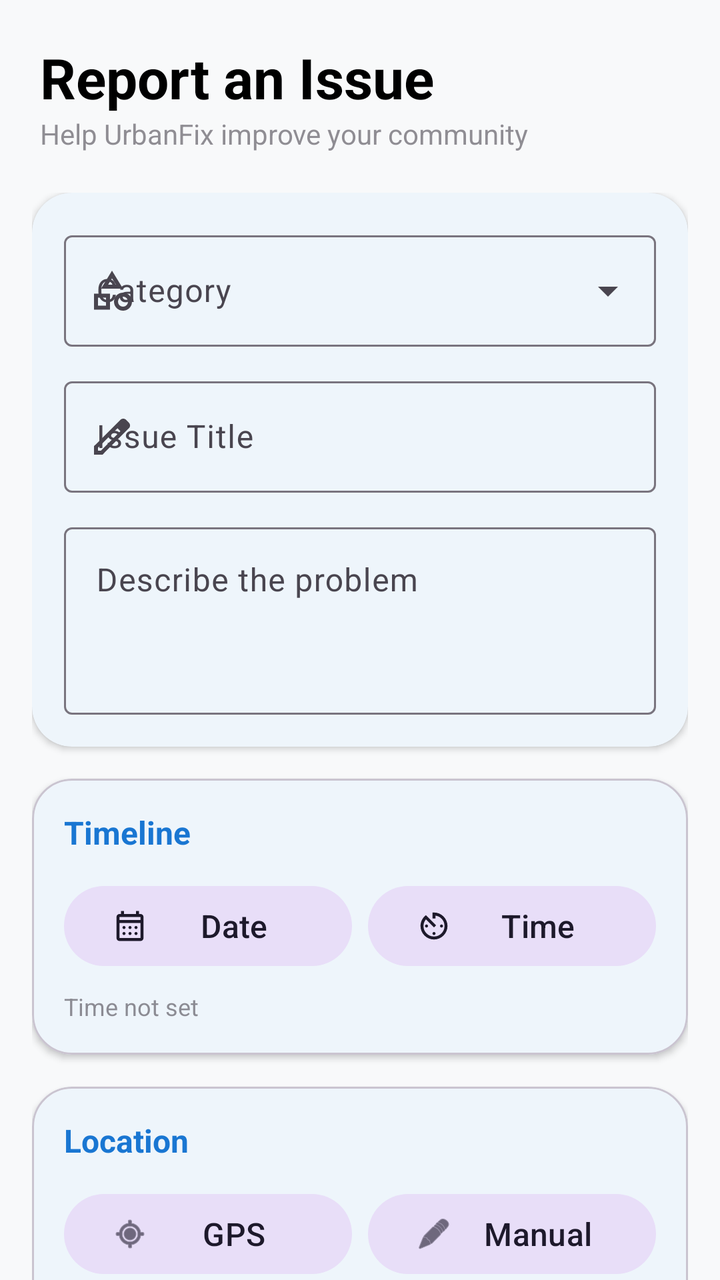
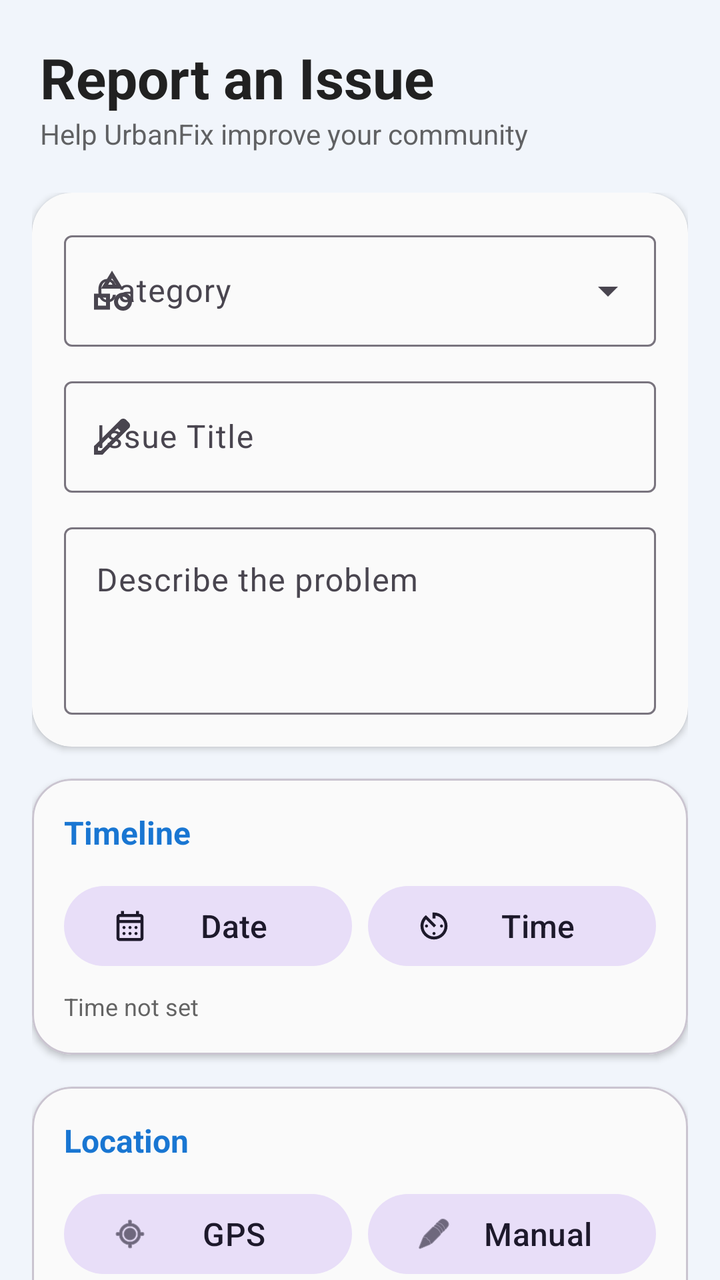

Before-and-after screenshots of an Android layout around one commit, followed by the original layout XML and the change that was made.
<!-- AndroidManifest.xml: application theme Theme.Urbanfix -->
<!-- res/layout/fragment_report.xml -->
<?xml version="1.0" encoding="utf-8"?>
<androidx.constraintlayout.widget.ConstraintLayout xmlns:android="http://schemas.android.com/apk/res/android"
    xmlns:app="http://schemas.android.com/apk/res-auto"
    xmlns:tools="http://schemas.android.com/tools"
    android:layout_width="match_parent"
    android:layout_height="match_parent"
    android:background="#F8F9FA">

    <LinearLayout
        android:id="@+id/headerLayout"
        android:layout_width="match_parent"
        android:layout_height="wrap_content"
        android:orientation="vertical"
        android:padding="20dp"
        app:layout_constraintTop_toTopOf="parent">

        <TextView
            android:layout_width="wrap_content"
            android:layout_height="wrap_content"
            android:text="Report an Issue"
            android:textColor="@color/black"
            android:textSize="28sp"
            android:textStyle="bold"
            />

        <TextView
            android:layout_width="wrap_content"
            android:layout_height="wrap_content"
            android:alpha="0.6"
            android:text="Help UrbanFix improve your community"
            android:textSize="14sp" />
    </LinearLayout>

    <ScrollView
        android:layout_width="match_parent"
        android:layout_height="0dp"
        android:fillViewport="true"
        android:scrollbars="none"
        app:layout_constraintBottom_toBottomOf="parent"
        app:layout_constraintTop_toBottomOf="@id/headerLayout">

        <LinearLayout
            android:layout_width="match_parent"
            android:layout_height="wrap_content"
            android:orientation="vertical"
            android:paddingHorizontal="16dp"
            android:paddingBottom="24dp">

            <com.google.android.material.card.MaterialCardView
                android:layout_width="match_parent"
                android:layout_height="wrap_content"
                android:layout_marginBottom="16dp"
                app:cardCornerRadius="20dp"
                app:cardElevation="2dp"
                app:strokeWidth="0dp">

                <LinearLayout
                    android:layout_width="match_parent"
                    android:layout_height="wrap_content"
                    android:orientation="vertical"
                    android:padding="16dp">

                    <com.google.android.material.textfield.TextInputLayout
                        style="@style/Widget.Material3.TextInputLayout.OutlinedBox.ExposedDropdownMenu"
                        android:layout_width="match_parent"
                        android:layout_height="wrap_content"
                        android:hint="Category"
                        app:startIconDrawable="@drawable/ic_category">

                        <AutoCompleteTextView
                            android:id="@+id/categorySpinner"
                            android:layout_width="match_parent"
                            android:layout_height="wrap_content"
                            android:inputType="none" />
                    </com.google.android.material.textfield.TextInputLayout>

                    <com.google.android.material.textfield.TextInputLayout
                        style="@style/Widget.Material3.TextInputLayout.OutlinedBox"
                        android:layout_width="match_parent"
                        android:layout_height="wrap_content"
                        android:layout_marginTop="12dp"
                        android:hint="Issue Title"
                        app:startIconDrawable="@drawable/ic_edit">

                        <com.google.android.material.textfield.TextInputEditText
                            android:id="@+id/etTitle"
                            android:layout_width="match_parent"
                            android:layout_height="wrap_content"
                            android:inputType="textCapSentences" />
                    </com.google.android.material.textfield.TextInputLayout>

                    <com.google.android.material.textfield.TextInputLayout
                        style="@style/Widget.Material3.TextInputLayout.OutlinedBox"
                        android:layout_width="match_parent"
                        android:layout_height="wrap_content"
                        android:layout_marginTop="12dp"
                        android:hint="Describe the problem">

                        <com.google.android.material.textfield.TextInputEditText
                            android:id="@+id/etDescription"
                            android:layout_width="match_parent"
                            android:layout_height="wrap_content"
                            android:gravity="top"
                            android:inputType="textMultiLine"
                            android:minLines="3" />
                    </com.google.android.material.textfield.TextInputLayout>
                </LinearLayout>
            </com.google.android.material.card.MaterialCardView>

            <com.google.android.material.card.MaterialCardView
                android:layout_width="match_parent"
                android:layout_height="wrap_content"
                android:layout_marginBottom="16dp"
                app:cardCornerRadius="20dp"
                app:cardElevation="2dp">

                <LinearLayout
                    android:layout_width="match_parent"
                    android:layout_height="wrap_content"
                    android:orientation="vertical"
                    android:padding="16dp">

                    <TextView
                        android:layout_width="wrap_content"
                        android:layout_height="wrap_content"
                        android:text="Timeline"
                        android:textStyle="bold"
                        android:textColor="?attr/colorPrimary" />

                    <LinearLayout
                        android:layout_width="match_parent"
                        android:layout_height="wrap_content"
                        android:layout_marginTop="12dp"
                        android:orientation="horizontal"
                        android:weightSum="2">

                        <com.google.android.material.button.MaterialButton
                            android:id="@+id/btnPickDate"
                            style="@style/Widget.Material3.Button.TonalButton"
                            android:layout_width="0dp"
                            android:layout_height="wrap_content"
                            android:layout_weight="1"
                            android:layout_marginEnd="4dp"
                            android:text="Date"
                            app:icon="@drawable/ic_calendar" />

                        <com.google.android.material.button.MaterialButton
                            android:id="@+id/btnPickTime"
                            style="@style/Widget.Material3.Button.TonalButton"
                            android:layout_width="0dp"
                            android:layout_height="wrap_content"
                            android:layout_weight="1"
                            android:layout_marginStart="4dp"
                            android:text="Time"
                            app:icon="@drawable/ic_timer" />
                    </LinearLayout>

                    <TextView
                        android:id="@+id/tvSelectedDateTime"
                        android:layout_width="wrap_content"
                        android:layout_height="wrap_content"
                        android:layout_marginTop="8dp"
                        android:alpha="0.6"
                        android:text="Time not set"
                        android:textSize="12sp" />
                </LinearLayout>
            </com.google.android.material.card.MaterialCardView>

            <com.google.android.material.card.MaterialCardView
                android:layout_width="match_parent"
                android:layout_height="wrap_content"
                android:layout_marginBottom="16dp"
                app:cardCornerRadius="20dp"
                app:cardElevation="2dp">

                <LinearLayout
                    android:layout_width="match_parent"
                    android:layout_height="wrap_content"
                    android:orientation="vertical"
                    android:padding="16dp">

                    <TextView
                        android:layout_width="wrap_content"
                        android:layout_height="wrap_content"
                        android:text="Location"
                        android:textStyle="bold"
                        android:textColor="?attr/colorPrimary" />

                    <LinearLayout
                        android:layout_width="match_parent"
                        android:layout_height="wrap_content"
                        android:layout_marginTop="12dp"
                        android:orientation="horizontal"
                        android:weightSum="2">

                        <com.google.android.material.button.MaterialButton
                            android:id="@+id/btnCurrentLoc"
                            style="@style/Widget.Material3.Button.TonalButton"
                            android:layout_width="0dp"
                            android:layout_height="wrap_content"
                            android:layout_weight="1"
                            android:layout_marginEnd="4dp"
                            android:text="GPS"
                            app:icon="@android:drawable/ic_menu_mylocation" />

                        <com.google.android.material.button.MaterialButton
                            android:id="@+id/btnManualLoc"
                            style="@style/Widget.Material3.Button.TonalButton"
                            android:layout_width="0dp"
                            android:layout_height="wrap_content"
                            android:layout_weight="1"
                            android:layout_marginStart="4dp"
                            android:text="Manual"
                            app:icon="@android:drawable/ic_menu_edit" />
                    </LinearLayout>

                    <TextView
                        android:id="@+id/tvSelectedLocation"
                        android:layout_width="wrap_content"
                        android:layout_height="wrap_content"
                        android:layout_marginTop="8dp"
                        android:alpha="0.6"
                        android:text="Location not set"
                        android:textSize="12sp" />
                </LinearLayout>
            </com.google.android.material.card.MaterialCardView>

            <com.google.android.material.card.MaterialCardView
                android:layout_width="match_parent"
                android:layout_height="wrap_content"
                android:layout_marginBottom="16dp"
                app:cardCornerRadius="20dp"
                app:cardElevation="2dp">

                <LinearLayout
                    android:layout_width="match_parent"
                    android:layout_height="wrap_content"
                    android:orientation="vertical"
                    android:padding="16dp">

                    <TextView
                        android:layout_width="wrap_content"
                        android:layout_height="wrap_content"
                        android:text="Evidence Photos"
                        android:textStyle="bold"
                        android:textColor="?attr/colorPrimary" />

                    <androidx.recyclerview.widget.RecyclerView
                        android:id="@+id/rvImagePreview"
                        android:layout_width="match_parent"
                        android:layout_height="wrap_content"
                        android:layout_marginTop="12dp"
                        android:orientation="horizontal"
                        app:layoutManager="androidx.recyclerview.widget.LinearLayoutManager"
                        tools:listitem="@layout/item_image" />

                    <LinearLayout
                        android:layout_width="match_parent"
                        android:layout_height="wrap_content"
                        android:layout_marginTop="12dp"
                        android:orientation="horizontal"
                        android:weightSum="2">

                        <com.google.android.material.button.MaterialButton
                            android:id="@+id/btnCamera"
                            style="@style/Widget.Material3.Button.OutlinedButton"
                            android:layout_width="0dp"
                            android:layout_height="54dp"
                            android:layout_weight="1"
                            android:layout_marginEnd="6dp"
                            android:text="Camera"
                            app:icon="@android:drawable/ic_menu_camera" />

                        <com.google.android.material.button.MaterialButton
                            android:id="@+id/btnGallery"
                            style="@style/Widget.Material3.Button.OutlinedButton"
                            android:layout_width="0dp"
                            android:layout_height="54dp"
                            android:layout_weight="1"
                            android:layout_marginStart="6dp"
                            android:text="Gallery"
                            app:icon="@android:drawable/ic_menu_gallery" />
                    </LinearLayout>
                </LinearLayout>
            </com.google.android.material.card.MaterialCardView>

            <TextView
                android:layout_width="wrap_content"
                android:layout_height="wrap_content"
                android:text="How urgent is this?"
                android:layout_marginStart="4dp"
                android:layout_marginBottom="8dp"
                android:textStyle="bold" />

            <com.google.android.material.button.MaterialButtonToggleGroup
                android:id="@+id/priorityToggle"
                android:layout_width="match_parent"
                android:layout_height="wrap_content"
                app:singleSelection="true"
                app:selectionRequired="true">

                <com.google.android.material.button.MaterialButton
                    android:id="@+id/btnLow"
                    style="@style/Widget.Material3.Button.OutlinedButton"
                    android:layout_width="0dp"
                    android:layout_height="wrap_content"
                    android:layout_weight="1"
                    android:text="Low" />

                <com.google.android.material.button.MaterialButton
                    android:id="@+id/btnMedium"
                    style="@style/Widget.Material3.Button.OutlinedButton"
                    android:layout_width="0dp"
                    android:layout_height="wrap_content"
                    android:layout_weight="1"
                    android:text="Standard" />

                <com.google.android.material.button.MaterialButton
                    android:id="@+id/btnHigh"
                    style="@style/Widget.Material3.Button.OutlinedButton"
                    android:layout_width="0dp"
                    android:layout_height="wrap_content"
                    android:layout_weight="1"
                    android:text="Urgent" />
            </com.google.android.material.button.MaterialButtonToggleGroup>

            <com.google.android.material.button.MaterialButton
                android:id="@+id/btnSubmit"
                android:layout_width="match_parent"
                android:layout_height="60dp"
                android:layout_marginTop="32dp"
                android:text="Submit Report"
                android:textStyle="bold"
                app:cornerRadius="16dp" />

        </LinearLayout>
    </ScrollView>

</androidx.constraintlayout.widget.ConstraintLayout>
<!-- res/layout/item_image.xml (included above) -->
<?xml version="1.0" encoding="utf-8"?>
<com.google.android.material.card.MaterialCardView
    xmlns:android="http://schemas.android.com/apk/res/android"
    xmlns:app="http://schemas.android.com/apk/res-auto"
    android:layout_width="100dp"
    android:layout_height="100dp"
    android:layout_margin="4dp"
    app:cardCornerRadius="8dp"
    app:cardElevation="2dp"
    app:strokeWidth="1dp"
    app:strokeColor="?attr/colorOutlineVariant">

    <FrameLayout
        android:layout_width="match_parent"
        android:layout_height="match_parent">

        <ImageView
            android:id="@+id/ivPreview"
            android:layout_width="match_parent"
            android:layout_height="match_parent"
            android:scaleType="centerCrop"
            android:src="@android:drawable/ic_menu_gallery" />

        <ImageButton
            android:id="@+id/btnRemoveImage"
            android:layout_width="24dp"
            android:layout_height="24dp"
            android:layout_gravity="top|end"
            android:layout_margin="4dp"
            android:background="@drawable/ic_cancel"
            android:backgroundTint="#B00020"
            android:contentDescription="Remove" />

    </FrameLayout>
</com.google.android.material.card.MaterialCardView>
<!-- resources referenced by this layout -->
<resources>
  <color name="black">#FF000000</color>
  <!-- drawable ic_cancel (drawable) -->
  <vector xmlns:android="http://schemas.android.com/apk/res/android" android:height="24dp" android:tint="#000000" android:viewportHeight="24" android:viewportWidth="24" android:width="24dp">
        
      <path android:fillColor="@android:color/white" android:pathData="M12,2C6.47,2 2,6.47 2,12s4.47,10 10,10 10,-4.47 10,-10S17.53,2 12,2zM17,15.59L15.59,17 12,13.41 8.41,17 7,15.59 10.59,12 7,8.41 8.41,7 12,10.59 15.59,7 17,8.41 13.41,12 17,15.59z"/>
      
  </vector>
  <!-- drawable ic_category (drawable) -->
  <vector xmlns:android="http://schemas.android.com/apk/res/android"
      android:width="24dp"
      android:height="24dp"
      android:viewportWidth="960"
      android:viewportHeight="960">
    <path
        android:pathData="m260,440 l220,-360 220,360L260,440ZM700,880q-75,0 -127.5,-52.5T520,700q0,-75 52.5,-127.5T700,520q75,0 127.5,52.5T880,700q0,75 -52.5,127.5T700,880ZM120,860v-320h320v320L120,860ZM700,800q42,0 71,-29t29,-71q0,-42 -29,-71t-71,-29q-42,0 -71,29t-29,71q0,42 29,71t71,29ZM200,780h160v-160L200,620v160ZM402,360h156l-78,-126 -78,126ZM480,360ZM360,620ZM700,700Z"
        android:fillColor="#e3e3e3"/>
  </vector>
  <!-- drawable ic_edit (drawable) -->
  <vector xmlns:android="http://schemas.android.com/apk/res/android"
      android:width="24dp"
      android:height="24dp"
      android:viewportWidth="960"
      android:viewportHeight="960">
    <path
        android:pathData="M200,760h57l391,-391 -57,-57 -391,391v57ZM120,840v-170l528,-527q12,-11 26.5,-17t30.5,-6q16,0 31,6t26,18l55,56q12,11 17.5,26t5.5,30q0,16 -5.5,30.5T817,313L290,840L120,840ZM760,256 L704,200 760,256ZM619,341 L591,312 648,369 619,341Z"
        android:fillColor="#e3e3e3"/>
  </vector>
  <!-- drawable ic_timer (drawable) -->
  <vector xmlns:android="http://schemas.android.com/apk/res/android"
      android:width="24dp"
      android:height="24dp"
      android:viewportWidth="960"
      android:viewportHeight="960">
    <path
        android:pathData="M340.5,811.5Q275,783 226,734t-77.5,-114.5Q120,554 120,480q0,-44 10,-85.5t29,-78q19,-36.5 45.5,-68T264,192l272,272 -56,56 -216,-216q-30,36 -47,80.5T200,480q0,116 82,198t198,82q116,0 198,-82t82,-198q0,-107 -68.5,-184.5T520,204v76h-80v-160h40q74,0 139.5,28.5T734,226q49,49 77.5,114.5T840,480q0,74 -28.5,139.5T734,734q-49,49 -114.5,77.5T480,840q-74,0 -139.5,-28.5ZM251.5,508.5Q240,497 240,480t11.5,-28.5Q263,440 280,440t28.5,11.5Q320,463 320,480t-11.5,28.5Q297,520 280,520t-28.5,-11.5ZM451.5,708.5Q440,697 440,680t11.5,-28.5Q463,640 480,640t28.5,11.5Q520,663 520,680t-11.5,28.5Q497,720 480,720t-28.5,-11.5ZM651.5,508.5Q640,497 640,480t11.5,-28.5Q663,440 680,440t28.5,11.5Q720,463 720,480t-11.5,28.5Q697,520 680,520t-28.5,-11.5Z"
        android:fillColor="#e3e3e3"/>
  </vector>
  <style name="Theme.Urbanfix" parent="Base.Theme.Urbanfix" />
  <style name="Base.Theme.Urbanfix" parent="Theme.Material3.DayNight.NoActionBar">
          <item name="colorPrimary">#1976D2</item>
          <item name="colorOnPrimary">#FFFFFF</item>
          <item name="colorSecondary">#42A5F5</item>
          <item name="colorOnSecondary">#FFFFFF</item>
          <item name="android:statusBarColor">#1976D2</item>
          <item name="android:windowBackground">#FFFFFF</item>
          <item name="colorSurface">#FFFFFF</item>
          <item name="colorOnSurface">#212121</item>
          <item name="colorSurfaceVariant">#F5F5F5</item>
          <item name="android:textSize">16sp</item>
      </style>
  <!-- unchanged entries left out for length: 1 -->
</resources>

<!-- the commit's change to res/layout/fragment_report.xml (unified diff, before → after) -->
@@ -4,32 +4,30 @@
     xmlns:tools="http://schemas.android.com/tools"
     android:layout_width="match_parent"
     android:layout_height="match_parent"
-    android:background="#F8F9FA">
-
-    <LinearLayout
-        android:id="@+id/headerLayout"
-        android:layout_width="match_parent"
+    android:background="?android:attr/windowBackground"> <LinearLayout
+    android:id="@+id/headerLayout"
+    android:layout_width="match_parent"
+    android:layout_height="wrap_content"
+    android:orientation="vertical"
+    android:padding="20dp"
+    app:layout_constraintTop_toTopOf="parent">
+
+    <TextView
+        android:layout_width="wrap_content"
         android:layout_height="wrap_content"
-        android:orientation="vertical"
-        android:padding="20dp"
-        app:layout_constraintTop_toTopOf="parent">
-
-        <TextView
-            android:layout_width="wrap_content"
-            android:layout_height="wrap_content"
-            android:text="Report an Issue"
-            android:textColor="@color/black"
-            android:textSize="28sp"
-            android:textStyle="bold"
-            />
-
-        <TextView
-            android:layout_width="wrap_content"
-            android:layout_height="wrap_content"
-            android:alpha="0.6"
-            android:text="Help UrbanFix improve your community"
-            android:textSize="14sp" />
-    </LinearLayout>
+        android:text="Report an Issue"
+        android:textColor="?attr/colorOnSurface"
+        android:textSize="28sp"
+        android:textStyle="bold" />
+
+    <TextView
+        android:layout_width="wrap_content"
+        android:layout_height="wrap_content"
+        android:alpha="0.7"
+        android:text="Help UrbanFix improve your community"
+        android:textColor="?attr/colorOnSurface"
+        android:textSize="14sp" />
+</LinearLayout>
 
     <ScrollView
         android:layout_width="match_parent"
@@ -50,6 +48,7 @@
                 android:layout_width="match_parent"
                 android:layout_height="wrap_content"
                 android:layout_marginBottom="16dp"
+                app:cardBackgroundColor="?attr/colorSurface"
                 app:cardCornerRadius="20dp"
                 app:cardElevation="2dp"
                 app:strokeWidth="0dp">
@@ -71,7 +70,8 @@
                             android:id="@+id/categorySpinner"
                             android:layout_width="match_parent"
                             android:layout_height="wrap_content"
-                            android:inputType="none" />
+                            android:inputType="none"
+                            android:textColor="?attr/colorOnSurface" />
                     </com.google.android.material.textfield.TextInputLayout>
 
                     <com.google.android.material.textfield.TextInputLayout
@@ -86,7 +86,8 @@
                             android:id="@+id/etTitle"
                             android:layout_width="match_parent"
                             android:layout_height="wrap_content"
-                            android:inputType="textCapSentences" />
+                            android:inputType="textCapSentences"
+                            android:textColor="?attr/colorOnSurface" />
                     </com.google.android.material.textfield.TextInputLayout>
 
                     <com.google.android.material.textfield.TextInputLayout
@@ -102,7 +103,8 @@
                             android:layout_height="wrap_content"
                             android:gravity="top"
                             android:inputType="textMultiLine"
-                            android:minLines="3" />
+                            android:minLines="3"
+                            android:textColor="?attr/colorOnSurface" />
                     </com.google.android.material.textfield.TextInputLayout>
                 </LinearLayout>
             </com.google.android.material.card.MaterialCardView>
@@ -111,6 +113,7 @@
                 android:layout_width="match_parent"
                 android:layout_height="wrap_content"
                 android:layout_marginBottom="16dp"
+                app:cardBackgroundColor="?attr/colorSurface"
                 app:cardCornerRadius="20dp"
                 app:cardElevation="2dp">
 
@@ -160,8 +163,9 @@
                         android:layout_width="wrap_content"
                         android:layout_height="wrap_content"
                         android:layout_marginTop="8dp"
-                        android:alpha="0.6"
+                        android:alpha="0.7"
                         android:text="Time not set"
+                        android:textColor="?attr/colorOnSurface"
                         android:textSize="12sp" />
                 </LinearLayout>
             </com.google.android.material.card.MaterialCardView>
@@ -170,6 +174,7 @@
                 android:layout_width="match_parent"
                 android:layout_height="wrap_content"
                 android:layout_marginBottom="16dp"
+                app:cardBackgroundColor="?attr/colorSurface"
                 app:cardCornerRadius="20dp"
                 app:cardElevation="2dp">
 
@@ -219,8 +224,9 @@
                         android:layout_width="wrap_content"
                         android:layout_height="wrap_content"
                         android:layout_marginTop="8dp"
-                        android:alpha="0.6"
+                        android:alpha="0.7"
                         android:text="Location not set"
+                        android:textColor="?attr/colorOnSurface"
                         android:textSize="12sp" />
                 </LinearLayout>
             </com.google.android.material.card.MaterialCardView>
@@ -229,6 +235,7 @@
                 android:layout_width="match_parent"
                 android:layout_height="wrap_content"
                 android:layout_marginBottom="16dp"
+                app:cardBackgroundColor="?attr/colorSurface"
                 app:cardCornerRadius="20dp"
                 app:cardElevation="2dp">
 
@@ -290,6 +297,7 @@
                 android:text="How urgent is this?"
                 android:layout_marginStart="4dp"
                 android:layout_marginBottom="8dp"
+                android:textColor="?attr/colorOnSurface"
                 android:textStyle="bold" />
 
             <com.google.android.material.button.MaterialButtonToggleGroup
@@ -335,7 +343,6 @@
 
         </LinearLayout>
     </ScrollView>
-
 </androidx.constraintlayout.widget.ConstraintLayout>
 <!-- res/layout/item_image.xml (included above) -->
 <?xml version="1.0" encoding="utf-8"?>
<!-- resource entries referenced after the edit -->
@@ -1,6 +1,5 @@
 <!-- resources referenced by this layout -->
 <resources>
-  <color name="black">#FF000000</color>
   <!-- drawable ic_cancel (drawable) -->
   <vector xmlns:android="http://schemas.android.com/apk/res/android" android:height="24dp" android:tint="#000000" android:viewportHeight="24" android:viewportWidth="24" android:width="24dp">
         
@@ -43,13 +42,21 @@
           <item name="colorOnPrimary">#FFFFFF</item>
           <item name="colorSecondary">#42A5F5</item>
           <item name="colorOnSecondary">#FFFFFF</item>
+  
           <item name="android:statusBarColor">#1976D2</item>
-          <item name="android:windowBackground">#FFFFFF</item>
-          <item name="colorSurface">#FFFFFF</item>
+          <item name="android:windowLightStatusBar">false</item>
+  
+          <item name="android:windowBackground">@color/google_lavender_blue</item>
+          <item name="colorSurface">@color/dark_white_card</item>
           <item name="colorOnSurface">#212121</item>
-          <item name="colorSurfaceVariant">#F5F5F5</item>
+          <item name="colorSurfaceVariant">#ECEFF1</item>
+  
+          <item name="elevationOverlayEnabled">false</item>
+  
           <item name="android:textSize">16sp</item>
       </style>
+  <color name="google_lavender_blue">#F1F5FB</color>
+  <color name="dark_white_card">#FAFAFA</color>
   <!-- unchanged entries left out for length: 1 -->
 </resources>
 
